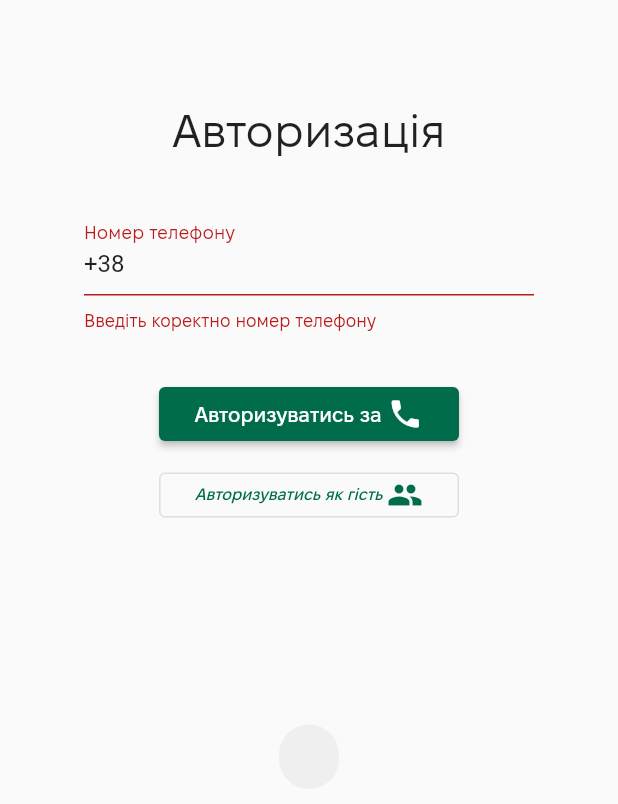
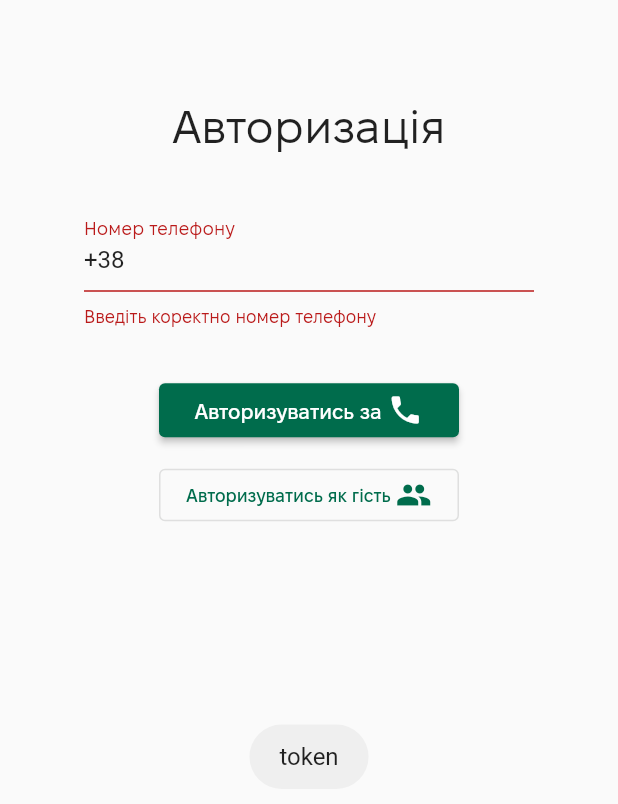
Before and after one commit to Zewodec/acinema_flutter_project, a Flutter app: the screen it shows after launch, after a tap on "Авторизуватись за", after a tap on "Авторизуватись як гість", on a phone screen of 412 x 824 dp. Shown: the part 351-1155 px from the top of the screen. Run offline on Flutter 3.47's test engine with Material 2 defaults, Android fonts, the phone set to English and light mode, and no system bars; our stand-ins replace device_info_plus, dio, fluttertoast, shared_preferences; network calls fail.

Commit message:
Done with silent integration #85zryg8gf[close]

```diff
--- /dev/null
+++ b/lib/features/login/data/datasource/login_api.dart
@@ -0,0 +1,77 @@
+import 'dart:convert';
+
+import 'package:acinema_flutter_project/features/login/data/interceptors/login_interceptor.dart';
+import 'package:acinema_flutter_project/features/login/data/models/device_info.dart';
+import 'package:crypto/crypto.dart';
+import 'package:dio/dio.dart';
+
+import 'login_storage.dart';
+
+class LoginAPI {
+  static const String _hostAPI = "https://fs-mt.qwerty123.tech";
+
+  late final Dio _dio;
+
+  LoginAPI() {
+    _dio = Dio();
+    _dio.interceptors.add(LoginInterceptor());
+  }
+
+  final String _sessionTokenURL = "$_hostAPI/api/auth/session";
+
+  Future<void> _saveSessionTokenFromURL(Map<String, dynamic> data) async {
+    final sessionToken = data['data']['sessionToken'];
+    await LoginStorage.setSessionToken(sessionToken);
+  }
+
+  Future<bool> _dioGetSessionToken() async {
+    final response = await _dio.post(
+      _sessionTokenURL,
+    );
+
+    if (response.statusCode == 200) {
+      await _saveSessionTokenFromURL(response.data);
+      return true;
+    }
+    return false;
+  }
+
+  Future<String> _getSignature() async {
+    String secretKey = "2jukqvNnhunHWMBRRVcZ9ZQ9";
+    String? sessionToken = await LoginStorage.getSessionToken();
+
+    if (sessionToken != null && sessionToken.isNotEmpty) {
+      var encodeSignature = utf8.encode(secretKey + sessionToken);
+      var signature = sha256.convert(encodeSignature);
+      return signature.toString();
+    }
+    return "No Signature";
+  }
+
+  Future<Map<String, dynamic>> get _loginForAccessToken async => {
+        "sessionToken": await LoginStorage.getSessionToken(),
+        "signature": await _getSignature(),
+        "deviceId": await DeviceInfo.getId(),
+      };
+
+  Future<void> _saveAccessTokenFromURL(Map<String, dynamic> data) async {
+    final accessToken = data['data']['accessToken'];
+    await LoginStorage.setAccessToken(accessToken);
+  }
+
+  final String _accessTokenURL = "$_hostAPI/api/auth/token";
+
+  Future<bool> dioGetAccessToken() async {
+    _dioGetSessionToken;
+    final response = await _dio.post(
+      _accessTokenURL,
+      data: _loginForAccessToken,
+    );
+
+    if (response.statusCode == 200) {
+      await _saveAccessTokenFromURL(response.data);
+      return true;
+    }
+    return false;
+  }
+}
--- a/lib/features/login/data/interceptors/api_interceptor.dart
+++ /dev/null
@@ -1 +0,0 @@
-class APIInterceptor {}
--- a/lib/features/login/presentation/pages/login_page.dart
+++ b/lib/features/login/presentation/pages/login_page.dart
@@ -1,6 +1,8 @@
-import 'package:acinema_flutter_project/features/login/data/models/device_info.dart';
+import 'package:acinema_flutter_project/features/login/data/datasource/login_api.dart';
 import 'package:flutter/material.dart';
 import 'package:fluttertoast/fluttertoast.dart';
+
+import '../../data/datasource/login_storage.dart';
 
 class LoginPage extends StatefulWidget {
   const LoginPage({Key? key}) : super(key: key);
@@ -12,6 +14,8 @@ class LoginPage extends StatefulWidget {
 class _LoginPageState extends State<LoginPage> {
   final GlobalKey<FormState> _loginFormKey = GlobalKey<FormState>();
   late TextEditingController _phoneNumberFieldController;
+
+  final LoginAPI loginAPI = LoginAPI();
 
   // String _phoneNumber = "";
 
@@ -92,6 +96,7 @@ class _LoginPageState extends State<LoginPage> {
                     child: Row(
                       mainAxisAlignment: MainAxisAlignment.center,
                       children: const [
+                        // Auth by Phone
                         Text(
                           "Авторизуватись за ",
                           style: TextStyle(fontFamily: "FixelText"),
@@ -105,11 +110,13 @@ class _LoginPageState extends State<LoginPage> {
               ),
               SizedBox(
                 width: 200,
-                height: 30,
+                height: 35,
                 child: OutlinedButton(
                     onPressed: () async => {
+                          loginAPI.dioGetAccessToken(),
                           Fluttertoast.showToast(
-                              msg: await DeviceInfo.getId(),
+                              msg: await LoginStorage.getSessionToken() ??
+                                  "No Session Token",
                               toastLength: Toast.LENGTH_LONG,
                               gravity: ToastGravity.BOTTOM,
                               timeInSecForIosWeb: 1,
@@ -118,12 +125,11 @@ class _LoginPageState extends State<LoginPage> {
                     child: Row(
                       mainAxisAlignment: MainAxisAlignment.center,
                       children: const [
+                        // Auth by guest
                         Text(
                           "Авторизуватись як гість ",
-                          style: TextStyle(
-                              fontFamily: "FixelText",
-                              fontSize: 11,
-                              fontStyle: FontStyle.italic),
+                          style:
+                              TextStyle(fontFamily: "FixelText", fontSize: 12),
                         ),
                         Icon(Icons.people)
                       ],
--- a/pubspec.yaml
+++ b/pubspec.yaml
@@ -39,6 +39,7 @@ dependencies:
   dio: ^5.1.1
   fluttertoast: ^8.2.1
   device_info_plus: ^8.2.1
+  crypto: ^3.0.2
 
 dev_dependencies:
   flutter_test:
```
Also changed, not shown: lib/features/login/data/interceptors/login_interceptor.dart (added, +19 -0 lines), pubspec.lock, 1 other file.
